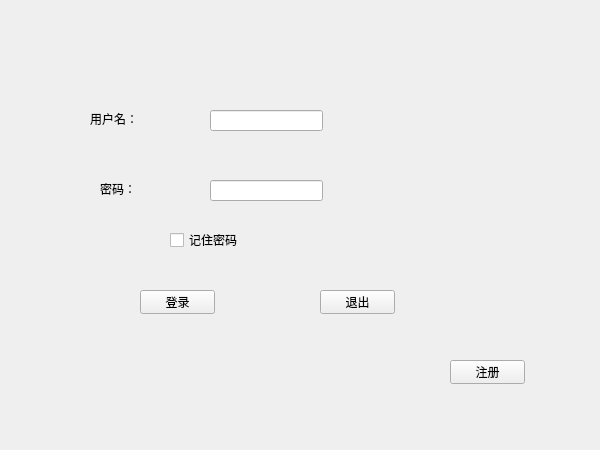
zhongjf25/Airline-Reservation-System, file frm_login.ui: the form before one commit.
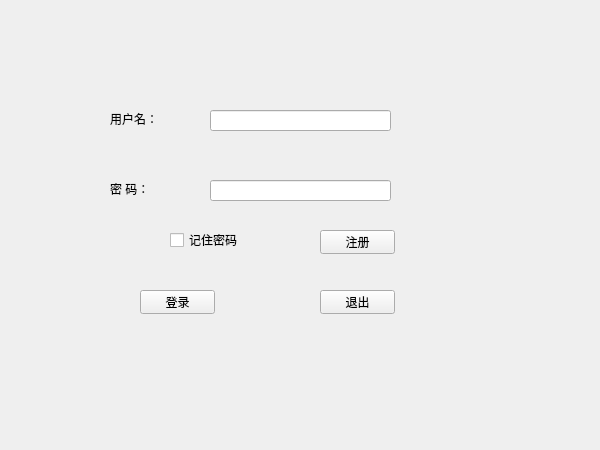
The form after the commit.

```diff
--- a/frm_login.ui
+++ b/frm_login.ui
@@ -42,7 +42,7 @@
   <widget class="QLabel" name="lbl_user">
    <property name="geometry">
     <rect>
-     <x>90</x>
+     <x>110</x>
      <y>110</y>
      <width>54</width>
      <height>16</height>
@@ -55,14 +55,14 @@
   <widget class="QLabel" name="lbl_pwd">
    <property name="geometry">
     <rect>
-     <x>100</x>
+     <x>110</x>
      <y>180</y>
      <width>54</width>
      <height>16</height>
     </rect>
    </property>
    <property name="text">
-    <string>&lt;html&gt;&lt;head/&gt;&lt;body&gt;&lt;p&gt;密码：&lt;/p&gt;&lt;/body&gt;&lt;/html&gt;</string>
+    <string>&lt;html&gt;&lt;head/&gt;&lt;body&gt;&lt;p&gt;密   码：&lt;/p&gt;&lt;/body&gt;&lt;/html&gt;</string>
    </property>
   </widget>
   <widget class="QLineEdit" name="txt_user">
@@ -70,7 +70,7 @@
     <rect>
      <x>210</x>
      <y>110</y>
-     <width>113</width>
+     <width>181</width>
      <height>21</height>
     </rect>
    </property>
@@ -80,7 +80,7 @@
     <rect>
      <x>210</x>
      <y>180</y>
-     <width>113</width>
+     <width>181</width>
      <height>21</height>
     </rect>
    </property>
@@ -91,8 +91,8 @@
   <widget class="QPushButton" name="btn_register">
    <property name="geometry">
     <rect>
-     <x>450</x>
-     <y>360</y>
+     <x>320</x>
+     <y>230</y>
      <width>75</width>
      <height>24</height>
     </rect>
```
